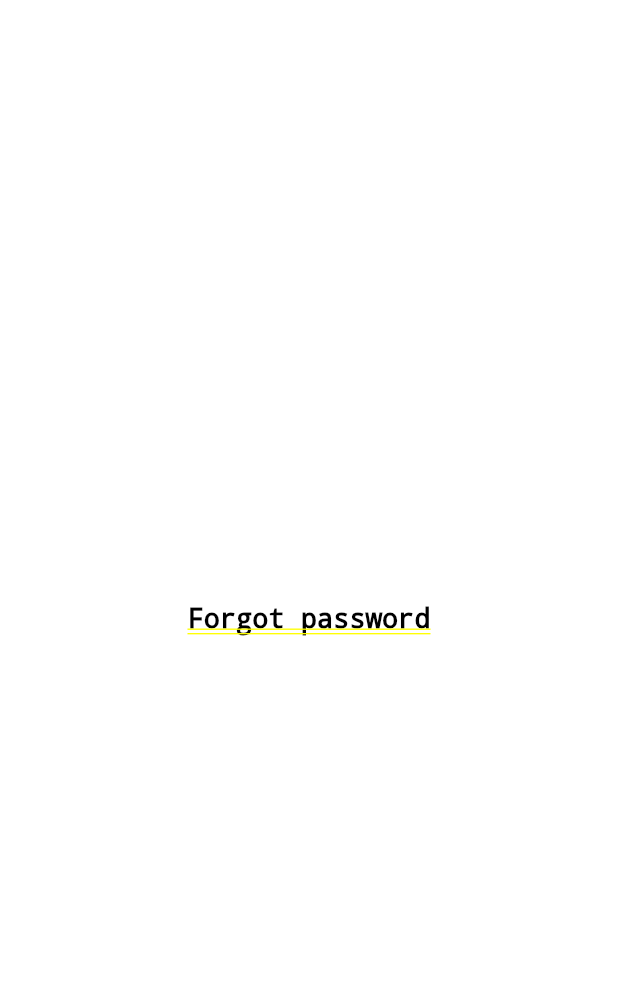
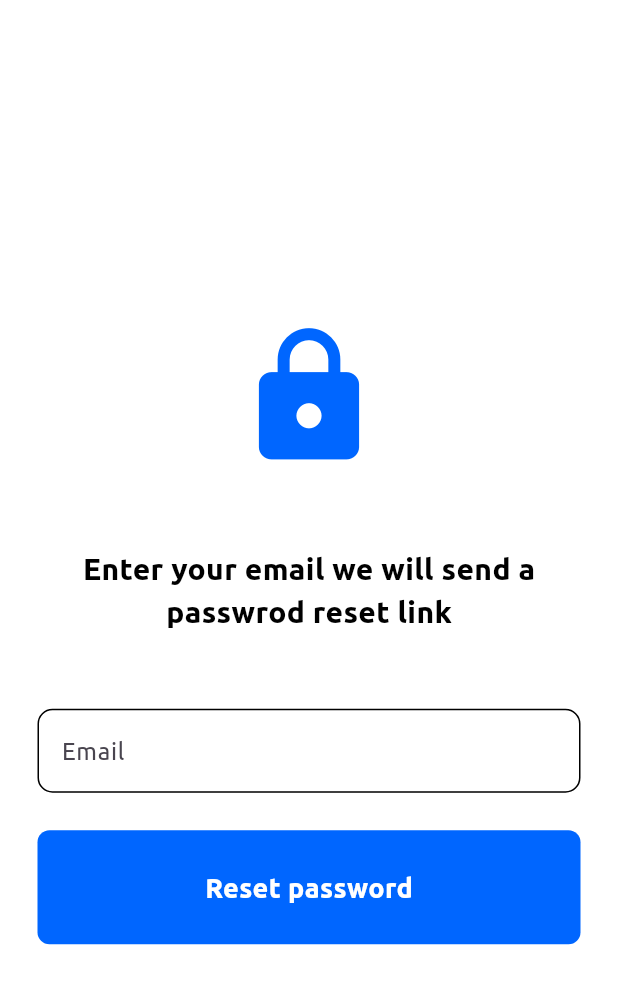
Before and after one commit to a-dwaith/SoundSee, a Flutter app: the screen it shows after launch, after a tap on "Forgot password?", on a phone screen of 412 x 824 dp. Shown: the top 984 px of the screen. Run offline on Flutter 3.47's test engine with Material 3 defaults, Android fonts, the phone set to English and light mode, and no system bars; our stand-ins replace cloud_firestore, firebase_auth, firebase_core, hexcolor, lottie, smooth_page_indicator; accounts and stored records are empty; network calls fail; project files that could hold a hidden picture were left out.

Commit message:
Added forgot password page and its backend

```diff
--- a/lib/pages/authentication/auth_page.dart
+++ b/lib/pages/authentication/auth_page.dart
@@ -2,7 +2,7 @@ import 'package:firebase_auth/firebase_auth.dart';
 import 'package:flutter/material.dart';
 import 'package:soundsee/pages/homepage.dart';
 import 'package:soundsee/pages/authentication/login_page.dart';
-// import 'package:soundsee/pages/splash_screen.dart';
+import 'package:soundsee/pages/splash_screen.dart';
 // import 'package:soundsee/pages/intro_screens/onboardingscreen.dart';
 
 class AuthPage extends StatelessWidget {
@@ -20,7 +20,7 @@ class AuthPage extends StatelessWidget {
           }
           // User not logged in
           else {
-            return const LogInPage();
+            return const SplashScreen();
           }
         },
       ),
--- a/lib/pages/authentication/forgot_password.dart
+++ b/lib/pages/authentication/forgot_password.dart
@@ -1,21 +1,104 @@
+import 'package:firebase_auth/firebase_auth.dart';
 import 'package:flutter/material.dart';
-// import 'package:lottie/lottie.dart';
+import 'package:hexcolor/hexcolor.dart';
+import 'package:soundsee/pages/componets/button.dart';
+import 'package:soundsee/pages/componets/text_field.dart';
 
-class ForgotPasswordScreen extends StatelessWidget {
+class ForgotPasswordScreen extends StatefulWidget {
   const ForgotPasswordScreen({super.key});
 
   @override
+  State<ForgotPasswordScreen> createState() => _ForgotPasswordScreenState();
+}
+
+class _ForgotPasswordScreenState extends State<ForgotPasswordScreen> {
+  final emailController = TextEditingController();
+  @override
+  void dispose() {
+    emailController.dispose();
+    super.dispose();
+  }
+
+  Future forgotpassword() async {
+    try {
+      await FirebaseAuth.instance
+          .sendPasswordResetEmail(email: emailController.text.trim());
+      showerrorMessage('Link send to your mail');
+    } on FirebaseAuthException catch (e) {
+      showerrorMessage(e.code);
+    }
+  }
+
+  void showerrorMessage(String message) {
+    final snackBar = SnackBar(
+      content: Text(
+        message,
+        style: const TextStyle(color: Colors.white),
+      ),
+      duration: const Duration(seconds: 3),
+      backgroundColor: Colors.black,
+    );
+    ScaffoldMessenger.of(context).showSnackBar(snackBar);
+  }
+
+  @override
   Widget build(BuildContext context) {
-    return Container(
-      color: Colors.white,
-      child: const Center(
-        child: Text(
-          'Forgot password',
-          style: TextStyle(
-              color: Colors.black, fontSize: 18, fontWeight: FontWeight.bold),
+    return Scaffold(
+      backgroundColor: Colors.white,
+      body: SafeArea(
+        child: Center(
+          child: SingleChildScrollView(
+            child: Column(
+              mainAxisAlignment: MainAxisAlignment.start,
+              // Just a Lock Logo
+              children: [
+                const SizedBox(height: 20),
+                Icon(
+                  Icons.lock,
+                  size: 100,
+                  // color: Colors.blue,
+                  color: HexColor("#0066FF"),
+                ),
+                const SizedBox(height: 50),
+                // Welcome note
+                const Text(
+                  'Enter your email we will send a',
+                  style: TextStyle(
+                      color: Colors.black,
+                      fontSize: 20,
+                      fontWeight: FontWeight.bold),
+                ),
+                const Row(
+                  mainAxisAlignment: MainAxisAlignment.center,
+                  children: [
+                    Text(
+                      "passwrod reset link",
+                      style: TextStyle(
+                          color: Colors.black,
+                          fontSize: 20,
+                          fontWeight: FontWeight.bold),
+                    ),
+                  ],
+                ),
+                const SizedBox(height: 50),
+                // Username text box
+                // Text field
+                MyTextfield(
+                  controller: emailController,
+                  hintText: "Email",
+                  obscureText: false,
+                ),
+
+                const SizedBox(height: 25),
+
+                MyButton(
+                  text: 'Reset password',
+                  onTap: forgotpassword,
+                ),
+              ],
+            ),
+          ),
         ),
-        // child: Lottie.network(
-        // 'https://lottie.host/a8223878-0c17-4aa8-8516-f52139fe291e/EZls1Xt47M.json'),
       ),
     );
   }
--- a/lib/pages/splash_screen.dart
+++ b/lib/pages/splash_screen.dart
@@ -50,14 +50,8 @@ class _SplashScreenState extends State<SplashScreen> {
                   fontWeight: FontWeight.bold),
             ),
             const SizedBox(height: 10),
-            // Center(
-            // child: Lottie.network(
-            // 'https://lottie.host/b72de766-353c-4b4a-ad22-7a170aaf3601/XLoLUECETg.json'),
-            // ),
             Center(
-              child: Lottie.network(
-                'https://lottie.host/b72de766-353c-4b4a-ad22-7a170aaf3601/XLoLUECETg.json',
-              ),
+                child: Lottie.asset('lib/assets/images/snap.json'),
             ),
           ],
         ),
--- a/pubspec.yaml
+++ b/pubspec.yaml
@@ -33,6 +33,7 @@ flutter:
 
   assets:
      - lib/assets/images/Google.png
+     - lib/assets/images/snap.json
 
   fonts:
     - family: Ubuntu
```
